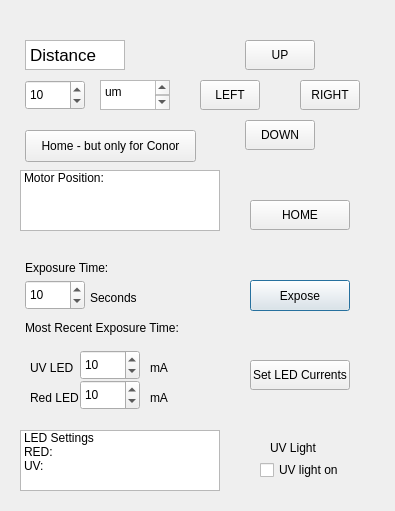
Qt form MotorControllerUI/dialog_motorcontroller_1.5.ui (CiaranBarron/MotorController) before a commit.
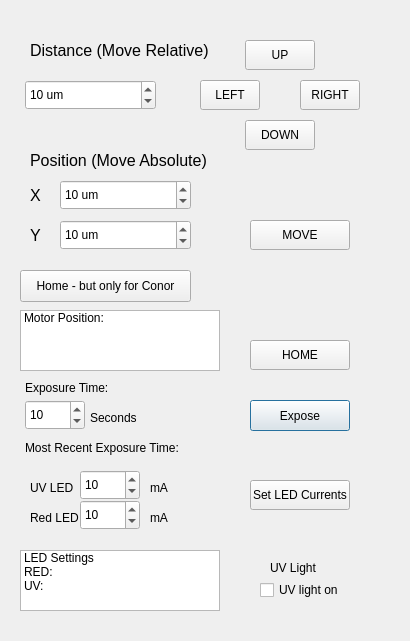
The same form after that commit.

Commit message: Added move abs buttons

What changed in the file:
```diff
--- a/MotorControllerUI/dialog_motorcontroller_1.5.ui
+++ b/MotorControllerUI/dialog_motorcontroller_1.5.ui
@@ -6,8 +6,8 @@
    <rect>
     <x>0</x>
     <y>0</y>
-    <width>395</width>
-    <height>511</height>
+    <width>410</width>
+    <height>641</height>
    </rect>
   </property>
   <property name="windowTitle">
@@ -17,7 +17,7 @@
    <property name="geometry">
     <rect>
      <x>250</x>
-     <y>280</y>
+     <y>400</y>
      <width>100</width>
      <height>31</height>
     </rect>
@@ -31,12 +31,15 @@
     <rect>
      <x>25</x>
      <y>80</y>
-     <width>60</width>
+     <width>131</width>
      <height>30</height>
     </rect>
    </property>
+   <property name="suffix">
+    <string> um</string>
+   </property>
    <property name="maximum">
-    <number>1000</number>
+    <number>24000</number>
    </property>
    <property name="value">
     <number>10</number>
@@ -94,7 +97,7 @@
    <property name="geometry">
     <rect>
      <x>20</x>
-     <y>430</y>
+     <y>550</y>
      <width>200</width>
      <height>61</height>
     </rect>
@@ -119,7 +122,7 @@
    <property name="geometry">
     <rect>
      <x>250</x>
-     <y>360</y>
+     <y>480</y>
      <width>100</width>
      <height>30</height>
     </rect>
@@ -128,23 +131,6 @@
     <string>Set LED Currents</string>
    </property>
   </widget>
-  <widget class="QTextEdit" name="textEdit_5">
-   <property name="geometry">
-    <rect>
-     <x>25</x>
-     <y>40</y>
-     <width>100</width>
-     <height>30</height>
-    </rect>
-   </property>
-   <property name="html">
-    <string>&lt;!DOCTYPE HTML PUBLIC &quot;-//W3C//DTD HTML 4.0//EN&quot; &quot;http://www.w3.org/TR/REC-html40/strict.dtd&quot;&gt;
-&lt;html&gt;&lt;head&gt;&lt;meta name=&quot;qrichtext&quot; content=&quot;1&quot; /&gt;&lt;meta charset=&quot;utf-8&quot; /&gt;&lt;style type=&quot;text/css&quot;&gt;
-p, li { white-space: pre-wrap; }
-&lt;/style&gt;&lt;/head&gt;&lt;body style=&quot; font-family:'Segoe UI'; font-size:9pt; font-weight:400; font-style:normal;&quot;&gt;
-&lt;p style=&quot; margin-top:0px; margin-bottom:0px; margin-left:0px; margin-right:0px; -qt-block-indent:0; text-indent:0px;&quot;&gt;&lt;span style=&quot; font-family:'.AppleSystemUIFont'; font-size:13pt;&quot;&gt;Distance&lt;/span&gt;&lt;/p&gt;&lt;/body&gt;&lt;/html&gt;</string>
-   </property>
-  </widget>
   <widget class="QPushButton" name="RIGHT">
    <property name="geometry">
     <rect>
@@ -165,7 +151,7 @@
    <property name="geometry">
     <rect>
      <x>250</x>
-     <y>200</y>
+     <y>340</y>
      <width>100</width>
      <height>30</height>
     </rect>
@@ -174,25 +160,11 @@
     <string>HOME</string>
    </property>
   </widget>
-  <widget class="QPlainTextEdit" name="X_POS_4">
-   <property name="geometry">
-    <rect>
-     <x>100</x>
-     <y>80</y>
-     <width>70</width>
-     <height>30</height>
-    </rect>
-   </property>
-   <property name="plainText">
-    <string>um
-</string>
-   </property>
-  </widget>
   <widget class="QPushButton" name="HOME_CONOR">
    <property name="geometry">
     <rect>
-     <x>25</x>
-     <y>130</y>
+     <x>20</x>
+     <y>270</y>
      <width>171</width>
      <height>32</height>
     </rect>
@@ -205,7 +177,7 @@
    <property name="geometry">
     <rect>
      <x>260</x>
-     <y>460</y>
+     <y>580</y>
      <width>81</width>
      <height>20</height>
     </rect>
@@ -218,7 +190,7 @@
    <property name="geometry">
     <rect>
      <x>25</x>
-     <y>280</y>
+     <y>400</y>
      <width>60</width>
      <height>30</height>
     </rect>
@@ -234,7 +206,7 @@
    <property name="geometry">
     <rect>
      <x>90</x>
-     <y>290</y>
+     <y>410</y>
      <width>49</width>
      <height>16</height>
     </rect>
@@ -247,7 +219,7 @@
    <property name="geometry">
     <rect>
      <x>80</x>
-     <y>380</y>
+     <y>500</y>
      <width>60</width>
      <height>30</height>
     </rect>
@@ -263,7 +235,7 @@
    <property name="geometry">
     <rect>
      <x>150</x>
-     <y>390</y>
+     <y>510</y>
      <width>49</width>
      <height>16</height>
     </rect>
@@ -276,7 +248,7 @@
    <property name="geometry">
     <rect>
      <x>80</x>
-     <y>350</y>
+     <y>470</y>
      <width>60</width>
      <height>30</height>
     </rect>
@@ -292,7 +264,7 @@
    <property name="geometry">
     <rect>
      <x>150</x>
-     <y>360</y>
+     <y>480</y>
      <width>49</width>
      <height>16</height>
     </rect>
@@ -305,7 +277,7 @@
    <property name="geometry">
     <rect>
      <x>30</x>
-     <y>390</y>
+     <y>510</y>
      <width>49</width>
      <height>16</height>
     </rect>
@@ -318,7 +290,7 @@
    <property name="geometry">
     <rect>
      <x>30</x>
-     <y>360</y>
+     <y>480</y>
      <width>49</width>
      <height>16</height>
     </rect>
@@ -331,7 +303,7 @@
    <property name="geometry">
     <rect>
      <x>25</x>
-     <y>260</y>
+     <y>380</y>
      <width>101</width>
      <height>16</height>
     </rect>
@@ -344,7 +316,7 @@
    <property name="geometry">
     <rect>
      <x>25</x>
-     <y>320</y>
+     <y>440</y>
      <width>161</width>
      <height>16</height>
     </rect>
@@ -357,7 +329,7 @@
    <property name="geometry">
     <rect>
      <x>20</x>
-     <y>170</y>
+     <y>310</y>
      <width>200</width>
      <height>61</height>
     </rect>
@@ -372,7 +344,7 @@
    <property name="geometry">
     <rect>
      <x>270</x>
-     <y>440</y>
+     <y>560</y>
      <width>49</width>
      <height>16</height>
     </rect>
@@ -381,6 +353,129 @@
     <string>UV Light</string>
    </property>
   </widget>
+  <widget class="QSpinBox" name="ABS_Y">
+   <property name="geometry">
+    <rect>
+     <x>60</x>
+     <y>220</y>
+     <width>131</width>
+     <height>30</height>
+    </rect>
+   </property>
+   <property name="suffix">
+    <string> um</string>
+   </property>
+   <property name="maximum">
+    <number>24000</number>
+   </property>
+   <property name="value">
+    <number>10</number>
+   </property>
+  </widget>
+  <widget class="QSpinBox" name="ABS_X">
+   <property name="geometry">
+    <rect>
+     <x>60</x>
+     <y>180</y>
+     <width>131</width>
+     <height>30</height>
+    </rect>
+   </property>
+   <property name="suffix">
+    <string> um</string>
+   </property>
+   <property name="maximum">
+    <number>24000</number>
+   </property>
+   <property name="value">
+    <number>10</number>
+   </property>
+  </widget>
+  <widget class="QLabel" name="label_8">
+   <property name="geometry">
+    <rect>
+     <x>30</x>
+     <y>30</y>
+     <width>181</width>
+     <height>41</height>
+    </rect>
+   </property>
+   <property name="font">
+    <font>
+     <pointsize>12</pointsize>
+    </font>
+   </property>
+   <property name="text">
+    <string>Distance (Move Relative)</string>
+   </property>
+  </widget>
+  <widget class="QLabel" name="label_9">
+   <property name="geometry">
+    <rect>
+     <x>30</x>
+     <y>140</y>
+     <width>181</width>
+     <height>41</height>
+    </rect>
+   </property>
+   <property name="font">
+    <font>
+     <pointsize>12</pointsize>
+    </font>
+   </property>
+   <property name="text">
+    <string>Position (Move Absolute)</string>
+   </property>
+  </widget>
+  <widget class="QLabel" name="label_10">
+   <property name="geometry">
+    <rect>
+     <x>30</x>
+     <y>180</y>
+     <width>21</width>
+     <height>31</height>
+    </rect>
+   </property>
+   <property name="font">
+    <font>
+     <pointsize>12</pointsize>
+    </font>
+   </property>
+   <property name="text">
+    <string>X</string>
+   </property>
+  </widget>
+  <widget class="QLabel" name="label_11">
+   <property name="geometry">
+    <rect>
+     <x>30</x>
+     <y>220</y>
+     <width>21</width>
+     <height>31</height>
+    </rect>
+   </property>
+   <property name="font">
+    <font>
+     <pointsize>12</pointsize>
+    </font>
+   </property>
+   <property name="text">
+    <string>Y</string>
+   </property>
+  </widget>
+  <widget class="QPushButton" name="MOVE">
+   <property name="geometry">
+    <rect>
+     <x>250</x>
+     <y>220</y>
+     <width>100</width>
+     <height>30</height>
+    </rect>
+   </property>
+   <property name="text">
+    <string>MOVE</string>
+   </property>
+  </widget>
  </widget>
  <resources/>
  <connections/>
```
The commit also changes 6 other files.
